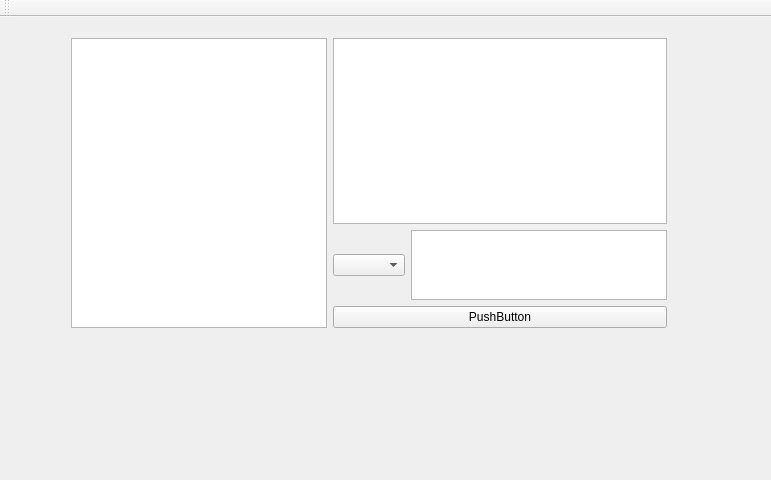
Before: the Qt Designer form pTox/mainwindow.ui in PiotrParysek/pTox, drawn with Qt 5.
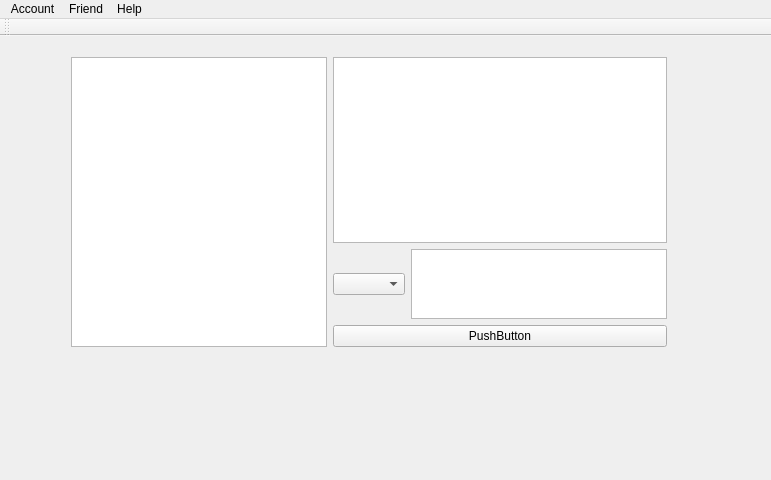
After: the same form once the commit is applied.

```diff
--- a/pTox/mainwindow.ui
+++ b/pTox/mainwindow.ui
@@ -14,7 +14,7 @@
    <string>MainWindow</string>
   </property>
   <widget class="QWidget" name="centralWidget">
-   <widget class="QWidget" name="">
+   <widget class="QWidget" name="layoutWidget">
     <property name="geometry">
      <rect>
       <x>60</x>
@@ -74,6 +74,36 @@
      <height>22</height>
     </rect>
    </property>
+   <widget class="QMenu" name="menuAccount">
+    <property name="title">
+     <string>Account</string>
+    </property>
+    <addaction name="actionSet_name"/>
+    <addaction name="actionSet_status"/>
+    <addaction name="separator"/>
+    <addaction name="actionView"/>
+    <addaction name="separator"/>
+    <addaction name="actionEXIT"/>
+   </widget>
+   <widget class="QMenu" name="menuFriend">
+    <property name="title">
+     <string>Friend</string>
+    </property>
+    <addaction name="actionAdd_new"/>
+    <addaction name="actionRemove"/>
+   </widget>
+   <widget class="QMenu" name="menuHelp">
+    <property name="title">
+     <string>Help</string>
+    </property>
+    <addaction name="actionVersion"/>
+    <addaction name="actionAuthor"/>
+    <addaction name="separator"/>
+    <addaction name="actionelp"/>
+   </widget>
+   <addaction name="menuAccount"/>
+   <addaction name="menuFriend"/>
+   <addaction name="menuHelp"/>
   </widget>
   <widget class="QToolBar" name="mainToolBar">
    <attribute name="toolBarArea">
```
Left out of the diff: 63 changed lines with no effect on the pictures.
